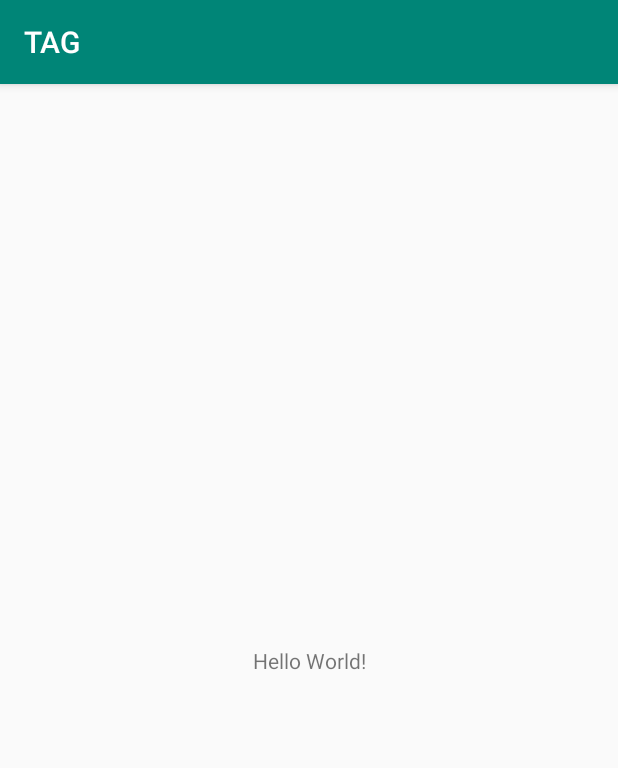
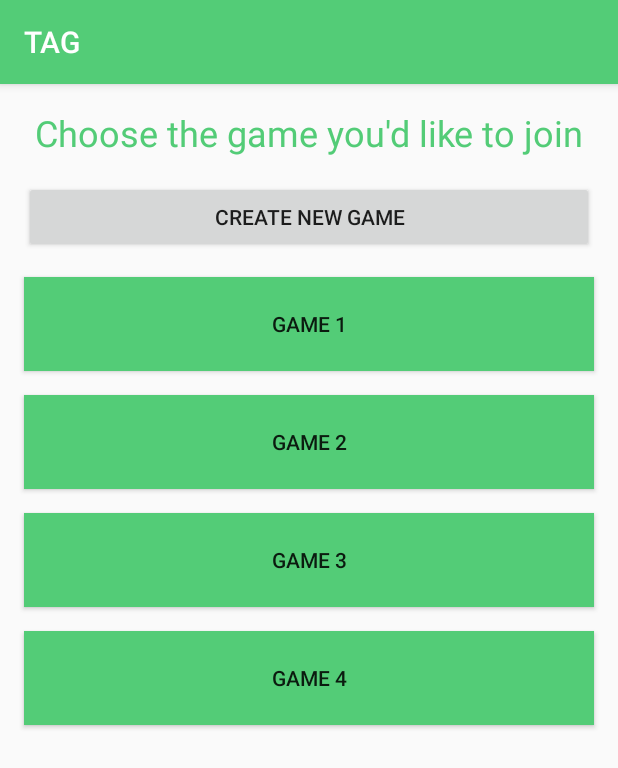
Before and after one commit to CharlesNollet/Hackatown2019, an Android app: the screen it shows after launch (MainActivity), on a phone screen of 412 x 824 dp. Shown: the top 768 px of the screen. Run offline under Robolectric (Android 15) with nearby library versions, the phone set to English and light mode, and no system bars.

Commit message:
ajout de mainActivity et newGameActivity

```diff
--- a/app/app/src/main/res/layout/activity_main.xml
+++ b/app/app/src/main/res/layout/activity_main.xml
@@ -8,12 +8,80 @@
         tools:context=".MainActivity">
 
     <TextView
+            android:text="Choose the game you'd like to join"
             android:layout_width="wrap_content"
             android:layout_height="wrap_content"
-            android:text="Hello World!"
-            app:layout_constraintBottom_toBottomOf="parent"
-            app:layout_constraintLeft_toLeftOf="parent"
-            app:layout_constraintRight_toRightOf="parent"
+            android:id="@+id/chooseActivityMessage"
+            android:textColor="@color/playerColor"
+            android:textSize="24sp"
+            android:layout_marginStart="16dp"
+            android:layout_marginTop="16dp"
+            android:layout_marginEnd="16dp"
+            app:layout_constraintStart_toStartOf="parent"
+            app:layout_constraintEnd_toEndOf="parent"
             app:layout_constraintTop_toTopOf="parent"/>
+    <Button
+            android:text="Create new game"
+            android:layout_width="0dp"
+            android:layout_height="wrap_content"
+            android:id="@+id/newGameButton"
+            android:layout_marginStart="16dp"
+            android:layout_marginEnd="16dp"
+            android:layout_marginTop="16dp"
+            app:layout_constraintEnd_toEndOf="parent"
+            app:layout_constraintStart_toStartOf="parent"
+            app:layout_constraintTop_toBottomOf="@+id/chooseActivityMessage"
+            android:onClick="goToNewGameActivity"/>
 
+    <Button
+            android:text="Game 1"
+            android:layout_width="0dp"
+            android:layout_height="10mm"
+            android:id="@+id/game1Button"
+            android:background="@color/playerColor"
+            android:layout_marginStart="16dp"
+            android:layout_marginEnd="16dp"
+            android:layout_marginTop="16dp"
+            app:layout_constraintEnd_toEndOf="parent"
+            app:layout_constraintStart_toStartOf="parent"
+            app:layout_constraintTop_toBottomOf="@+id/newGameButton"/>
+
+    <Button
+            android:text="Game 2"
+            android:layout_width="0dp"
+            android:layout_height="10mm"
+            android:id="@+id/game2Button"
+            android:background="@color/playerColor"
+            android:layout_marginStart="16dp"
+            android:layout_marginEnd="16dp"
+            android:layout_marginTop="16dp"
+            app:layout_constraintEnd_toEndOf="parent"
+            app:layout_constraintStart_toStartOf="parent"
+            app:layout_constraintTop_toBottomOf="@+id/game1Button"/>
+
+    <Button
+            android:text="Game 3"
+            android:layout_width="0dp"
+            android:layout_height="10mm"
+            android:id="@+id/game3Button"
+            android:background="@color/playerColor"
+            android:layout_marginStart="16dp"
+            android:layout_marginEnd="16dp"
+            android:layout_marginTop="16dp"
+            app:layout_constraintEnd_toEndOf="parent"
+            app:layout_constraintStart_toStartOf="parent"
+            app:layout_constraintTop_toBottomOf="@+id/game2Button"/>
+
+    <Button
+            android:text="Game 4"
+            android:layout_width="0dp"
+            android:layout_height="10mm"
+            android:id="@+id/game4Button"
+            android:background="@color/playerColor"
+            android:layout_marginStart="16dp"
+            android:layout_marginEnd="16dp"
+            android:layout_marginTop="16dp"
+            app:layout_constraintEnd_toEndOf="parent"
+            app:layout_constraintStart_toStartOf="parent"
+            app:layout_constraintTop_toBottomOf="@+id/game3Button"/>
 </androidx.constraintlayout.widget.ConstraintLayout>
--- a/app/app/src/main/res/values/colors.xml
+++ b/app/app/src/main/res/values/colors.xml
@@ -1,8 +1,8 @@
 <?xml version="1.0" encoding="utf-8"?>
 <resources>
-    <color name="colorPrimary">#008577</color>
-    <color name="colorPrimaryDark">#00574B</color>
-    <color name="colorAccent">#D81B60</color>
+    <color name="colorPrimary">#53CC77</color>
+    <color name="colorPrimaryDark">#53CC77</color>
+    <color name="colorAccent">#93BFF9</color>
     <color name= "playerColor">#53CC77</color>
     <color name= "tagColor">#F43A4A</color>
     <color name= "neutralColor">#93BFF9</color>
```
Also changed, not shown: app/app/src/main/AndroidManifest.xml (+4 -9 lines), app/app/src/main/java/club/touchandgo/tag/MainActivity.kt (+10 -0 lines), app/app/src/main/java/club/touchandgo/tag/newGameActivity.kt (added, +12 -0 lines), app/app/src/main/res/layout/activity_new_game.xml (added, +48 -0 lines).
